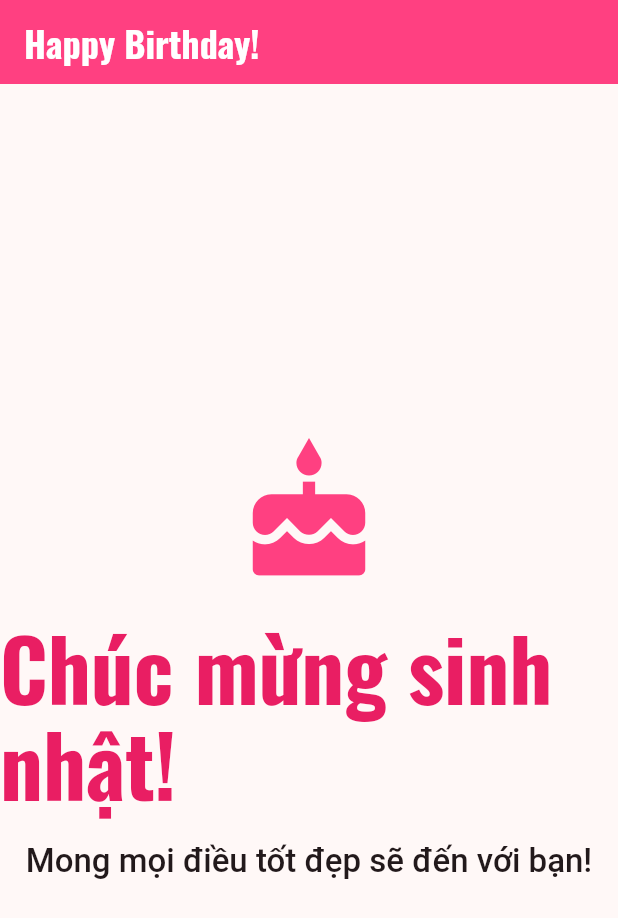
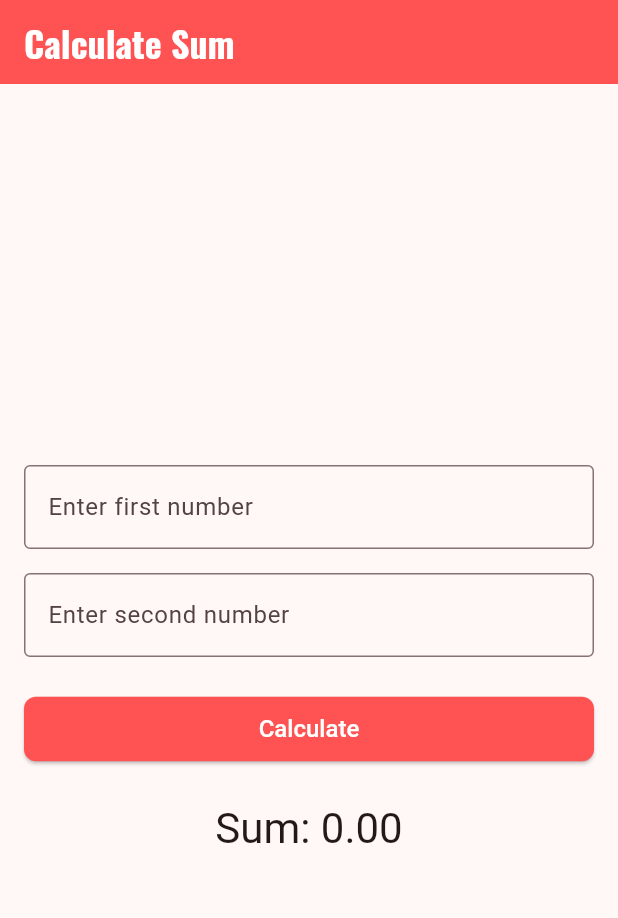
Before and after one commit to Duongtunggiang/Flutter, a Flutter app: the screen it shows after launch, on a phone screen of 412 x 824 dp. Shown: the top 918 px of the screen. Run offline on Flutter 3.47's test engine with Material 3 defaults, Android fonts, the phone set to English and light mode, and no system bars; our stand-ins replace google_fonts.

Commit message:
Duong ne

```diff
--- a/lib/main.dart
+++ b/lib/main.dart
@@ -1,4 +1,5 @@
 import 'package:flutter/material.dart';
+import 'package:flutter/services.dart';
 import 'package:google_fonts/google_fonts.dart';
 
 void main() {
@@ -19,20 +20,19 @@ class MyApp extends StatelessWidget {
     final ThemeData lightTheme = ThemeData(
       useMaterial3: true,
       colorScheme: ColorScheme.fromSeed(
-        seedColor: Colors.pinkAccent,
+        seedColor: Colors.redAccent,
         brightness: Brightness.light,
       ),
       textTheme: appTextTheme,
       appBarTheme: AppBarTheme(
-        backgroundColor: Colors.pinkAccent,
+        backgroundColor: Colors.redAccent,
         foregroundColor: Colors.white,
         titleTextStyle: GoogleFonts.oswald(fontSize: 24, fontWeight: FontWeight.bold),
       ),
-
       elevatedButtonTheme: ElevatedButtonThemeData(
         style: ElevatedButton.styleFrom(
           foregroundColor: Colors.white,
-          backgroundColor: Colors.pinkAccent,
+          backgroundColor: Colors.redAccent,
           shape: RoundedRectangleBorder(borderRadius: BorderRadius.circular(8)),
           padding: const EdgeInsets.symmetric(horizontal: 24, vertical: 12),
           textStyle: GoogleFonts.roboto(fontSize: 16, fontWeight: FontWeight.w500),
@@ -41,41 +41,88 @@ class MyApp extends StatelessWidget {
     );
 
     return MaterialApp(
-      title: 'Happy Birthday App',
+      title: 'Number Input App',
       theme: lightTheme,
-      home: const BirthdayScreen(),
+      home: const NumberInputScreen(),
     );
   }
 }
 
-class BirthdayScreen extends StatelessWidget {
-  const BirthdayScreen({super.key});
+class NumberInputScreen extends StatefulWidget {
+  const NumberInputScreen({super.key});
+
+  @override
+  State<NumberInputScreen> createState() => _NumberInputScreenState();
+}
+
+class _NumberInputScreenState extends State<NumberInputScreen> {
+  final TextEditingController _controller1 = TextEditingController();
+  final TextEditingController _controller2 = TextEditingController();
+  double _sum = 0.0;
+
+  void _calculateSum() {
+    final double? num1 = double.tryParse(_controller1.text);
+    final double? num2 = double.tryParse(_controller2.text);
+
+    if (num1 != null && num2 != null) {
+      setState(() {
+        _sum = num1 + num2;
+      });
+    } else {
+      setState(() {
+        _sum = 0.0;
+      });
+    }
+  }
+
+  @override
+  void dispose() {
+    _controller1.dispose();
+    _controller2.dispose();
+    super.dispose();
+  }
 
   @override
   Widget build(BuildContext context) {
     return Scaffold(
       appBar: AppBar(
-        title: const Text('Happy Birthday!'),
+        title: const Text('Calculate Sum'),
       ),
-      body: Center(
+      body: Padding(
+        padding: const EdgeInsets.all(16.0),
         child: Column(
           mainAxisAlignment: MainAxisAlignment.center,
+          crossAxisAlignment: CrossAxisAlignment.stretch,
           children: <Widget>[
-            const Icon(
-              Icons.cake,
-              size: 100,
-              color: Colors.pinkAccent,
+            TextField(
+              controller: _controller1,
+              keyboardType: TextInputType.numberWithOptions(decimal: true),
+              inputFormatters: [FilteringTextInputFormatter.allow(RegExp(r'^[0-9]*\.?[0-9]*'))],
+              decoration: InputDecoration(
+                labelText: 'Enter first number',
+                border: OutlineInputBorder(),
+              ),
             ),
-            const SizedBox(height: 20),
+            const SizedBox(height: 16.0),
+            TextField(
+              controller: _controller2,
+              keyboardType: TextInputType.numberWithOptions(decimal: true),
+               inputFormatters: [FilteringTextInputFormatter.allow(RegExp(r'^[0-9]*\.?[0-9]*'))],
+              decoration: InputDecoration(
+                labelText: 'Enter second number',
+                border: OutlineInputBorder(),
+              ),
+            ),
+            const SizedBox(height: 24.0),
+            ElevatedButton(
+              onPressed: _calculateSum,
+              child: const Text('Calculate'),
+            ),
+            const SizedBox(height: 24.0),
             Text(
-              'Chúc mừng sinh nhật!',
-              style: Theme.of(context).textTheme.displayLarge?.copyWith(color: Colors.pink), // Use pink color for the text
-            ),
-            const SizedBox(height: 20),
-            Text(
-              'Mong mọi điều tốt đẹp sẽ đến với bạn!',
+              'Sum: ${_sum.toStringAsFixed(2)}',
               textAlign: TextAlign.center,
-              style: Theme.of(context).textTheme.titleLarge,
+              style: Theme.of(context).textTheme.headlineMedium,
             ),
           ],
         ),
```
